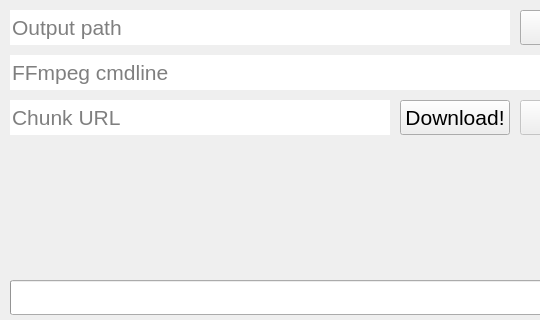
First picture: the form in ui/stream.ui, repository Pixelsuft/twitch-keeper, before the edit; both pictures show x 0 to 540 and y 0 to 320 of the 640 by 480 pixel window.
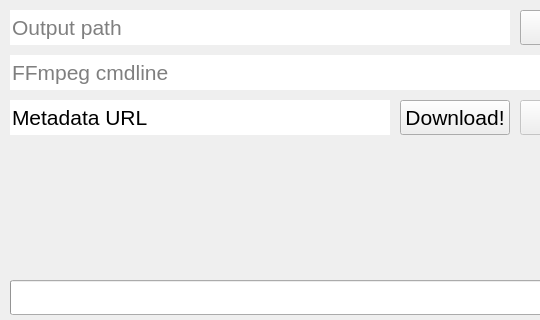
Second picture: the form after the edit. Icons and pictures are not drawn.

The edit to the form file:
```diff
--- a/ui/stream.ui
+++ b/ui/stream.ui
@@ -40,6 +40,9 @@
       <pointsize>16</pointsize>
      </font>
     </property>
+    <property name="text">
+     <string>Metadata URL</string>
+    </property>
     <property name="frame">
      <bool>false</bool>
     </property>
```
Left out of the diff: 5 changed lines with no effect on the pictures.
